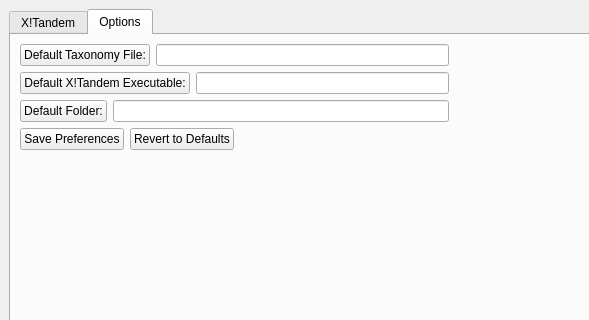
Above: pyXTandem/mainGUI.ui from mfitzp/toolz before the change; both pictures show x 0 to 589 and y 0 to 320 of the 898 by 910 pixel window. Below: the same form after it.
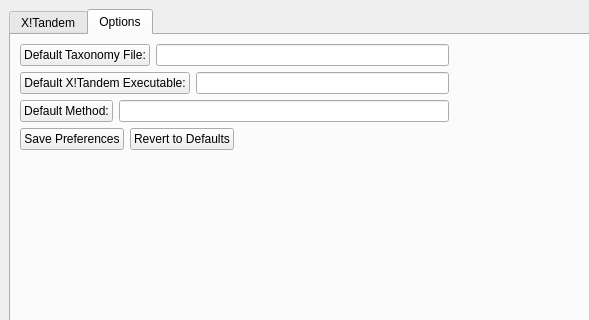
That is the form after the change. The open tabs and pages were chosen to show the change.

What changed in the file:
```diff
--- a/pyXTandem/mainGUI.ui
+++ b/pyXTandem/mainGUI.ui
@@ -1117,14 +1117,14 @@
                  <bool>true</bool>
                 </property>
                 <property name="text" >
-                 <string>Default Folder:</string>
+                 <string>Default Method:</string>
                 </property>
                </widget>
               </item>
               <item>
                <widget class="QLineEdit" name="defaultFolder_LE" >
                 <property name="readOnly" >
-                 <bool>true</bool>
+                 <bool>false</bool>
                 </property>
                </widget>
               </item>
```
Left out of the diff: 8 changed lines with no effect on the pictures.
